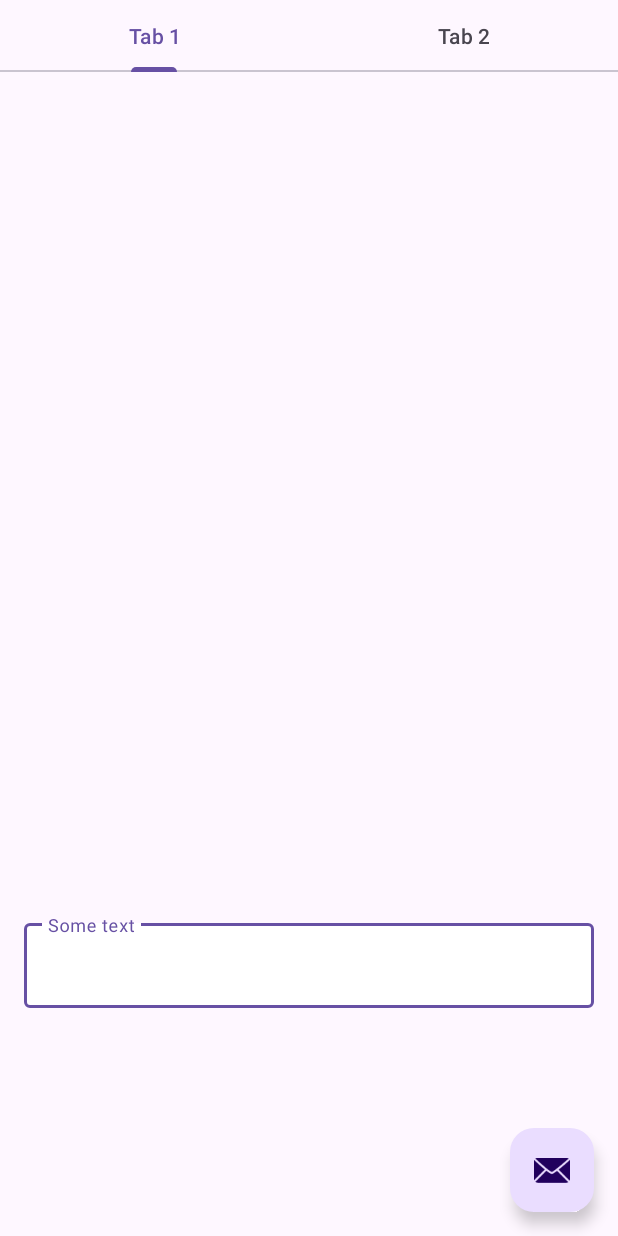
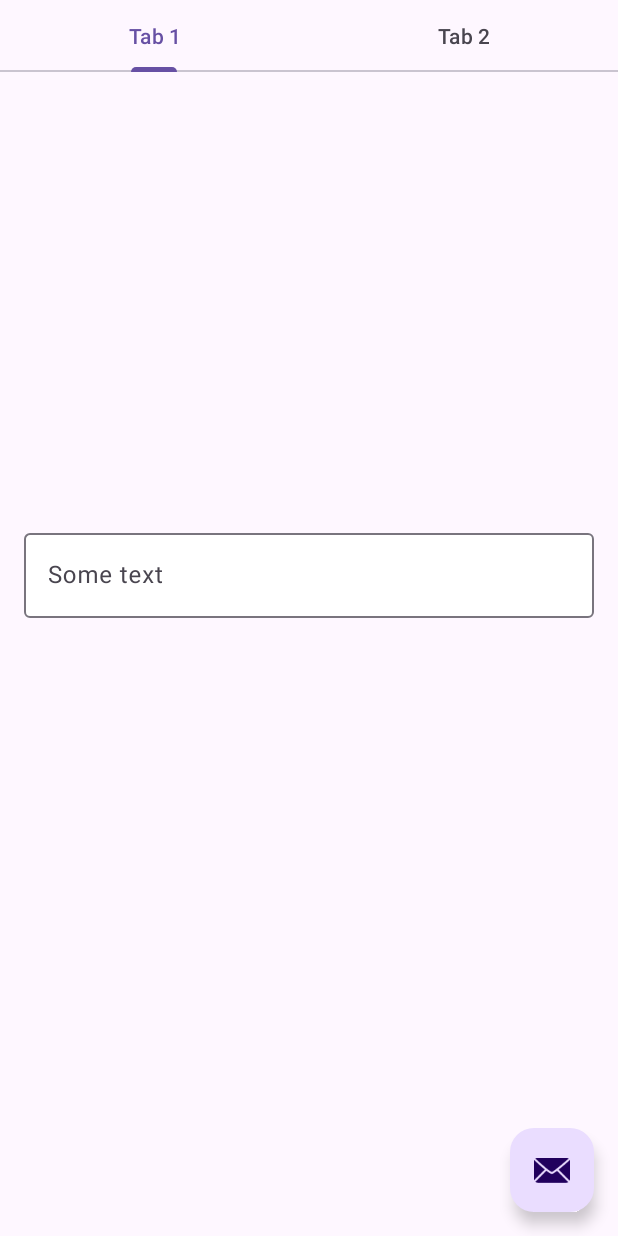
Before and after one commit to s3va/ViewPager_VS_ViewPager2, an Android app: the screen it shows after launch (MainActivity), on a phone screen of 412 x 824 dp. Run offline under Robolectric (Android 15) with nearby library versions, the phone set to English and light mode, and no system bars; 1 statement that could not run was skipped.

```diff
--- a/app/src/main/java/tk/kvakva/mytabbedactivityapplication/MainActivity.kt
+++ b/app/src/main/java/tk/kvakva/mytabbedactivityapplication/MainActivity.kt
@@ -3,9 +3,7 @@ package tk.kvakva.mytabbedactivityapplication
 import android.os.Bundle
 import com.google.android.material.floatingactionbutton.FloatingActionButton
 import com.google.android.material.snackbar.Snackbar
-import com.google.android.material.tabs.TabLayout
 import androidx.appcompat.app.AppCompatActivity
-import androidx.viewpager.widget.ViewPager
 import androidx.viewpager2.widget.ViewPager2
 import com.google.android.material.tabs.TabLayoutMediator
 import tk.kvakva.mytabbedactivityapplication.ui.main.SectionsPagerAdapter
@@ -26,14 +24,14 @@ class MainActivity : AppCompatActivity() {
         binding = ActivityMainBinding.inflate(layoutInflater)
         setContentView(binding.root)
 
-        val sectionsPagerAdapter = SectionsPagerAdapter(this, supportFragmentManager)
-        val viewPager: ViewPager = binding.viewPager
+        val sectionsPagerAdapter = SectionsPagerAdapter(supportFragmentManager, lifecycle)
+        val viewPager: ViewPager2 = binding.viewPager
         viewPager.adapter = sectionsPagerAdapter
-        val tabs: TabLayout = binding.tabs
-        tabs.setupWithViewPager(viewPager)
-//        TabLayoutMediator(binding.tabs, binding.viewPager) { tab, position ->
-//            tab.text = resources.getString(TAB_TITLES[position])
-//        }.attach()
+        //val tabs: TabLayout = binding.tabs
+        //tabs.setupWithViewPager(viewPager)
+        TabLayoutMediator(binding.tabs, binding.viewPager) { tab, position ->
+            tab.text = resources.getString(TAB_TITLES[position])
+        }.attach()
 
         val fab: FloatingActionButton = binding.fab
 
--- a/app/src/main/java/tk/kvakva/mytabbedactivityapplication/ui/main/SectionsPagerAdapter.kt
+++ b/app/src/main/java/tk/kvakva/mytabbedactivityapplication/ui/main/SectionsPagerAdapter.kt
@@ -1,31 +1,19 @@
 package tk.kvakva.mytabbedactivityapplication.ui.main
 
-import android.content.Context
 import androidx.fragment.app.Fragment
 import androidx.fragment.app.FragmentManager
-import androidx.fragment.app.FragmentPagerAdapter
 import androidx.lifecycle.Lifecycle
 import androidx.viewpager2.adapter.FragmentStateAdapter
-import tk.kvakva.mytabbedactivityapplication.R
 
-private val TAB_TITLES = arrayOf(
-    R.string.tab_text_1,
-    R.string.tab_text_2
-)
-
-/**
- * A [FragmentPagerAdapter] that returns a fragment corresponding to
- * one of the sections/tabs/pages.
- */
-class SectionsPagerAdapter(private val context: Context, fm: FragmentManager) :
-    FragmentPagerAdapter(fm ) {
-    override fun getItem(position: Int): Fragment {
+class SectionsPagerAdapter(fm: FragmentManager, lifecycle: Lifecycle) :
+    FragmentStateAdapter(fm,lifecycle ) {
+    override fun createFragment(position: Int): Fragment {
         return PlaceholderFragment.newInstance(position + 1)
     }
-    override fun getPageTitle(position: Int): CharSequence? {
-        return context.resources.getString(TAB_TITLES[position])
-    }
-    override fun getCount(): Int {
+//    override fun getPageTitle(position: Int): CharSequence? {
+//        return context.resources.getString(TAB_TITLES[position])
+//    }
+    override fun getItemCount(): Int {
         return 2
     }
 }
--- a/app/src/main/res/layout/activity_main.xml
+++ b/app/src/main/res/layout/activity_main.xml
@@ -11,7 +11,7 @@
         android:layout_width="match_parent"
         android:layout_height="wrap_content" />
 
-    <androidx.viewpager.widget.ViewPager
+    <androidx.viewpager2.widget.ViewPager2
         android:id="@+id/view_pager"
         android:layout_width="match_parent"
         android:layout_height="match_parent"
--- a/app/src/main/res/layout/fragment_main.xml
+++ b/app/src/main/res/layout/fragment_main.xml
@@ -23,10 +23,10 @@
         app:boxBackgroundColor="@color/white"
         android:layout_width="0dp"
         android:layout_height="wrap_content"
-        android:layout_margin="16dp"
+        android:layout_marginStart="16dp"
+        android:layout_marginEnd="16dp"
+        android:layout_marginTop="300dp"
         app:layout_constraintTop_toTopOf="parent"
-        app:layout_constraintBottom_toBottomOf="parent"
-        app:layout_constraintVertical_bias=".8"
         app:layout_constraintEnd_toEndOf="parent"
         app:layout_constraintStart_toStartOf="parent">
 
```
